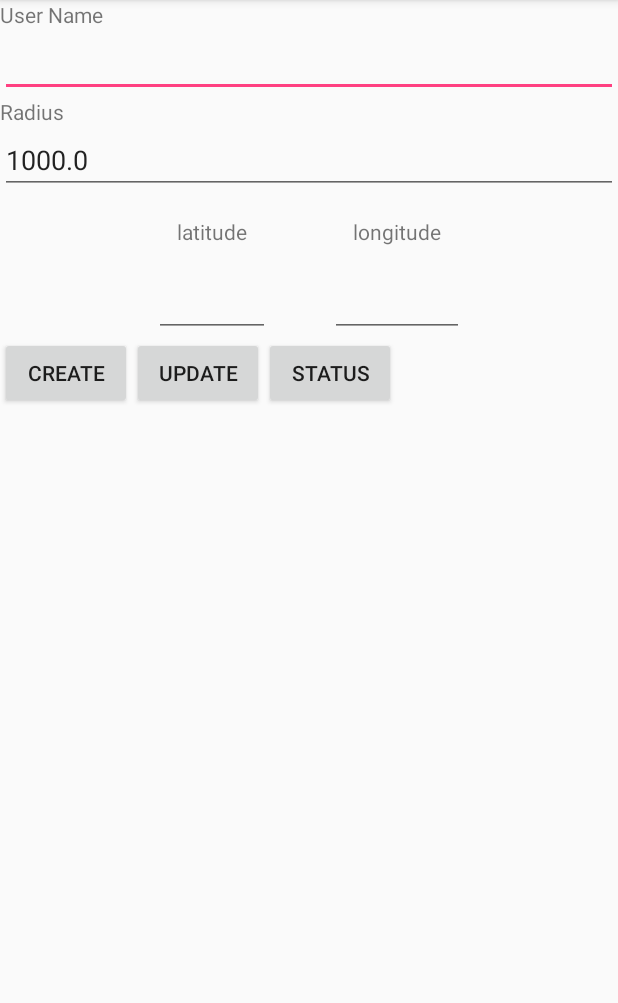
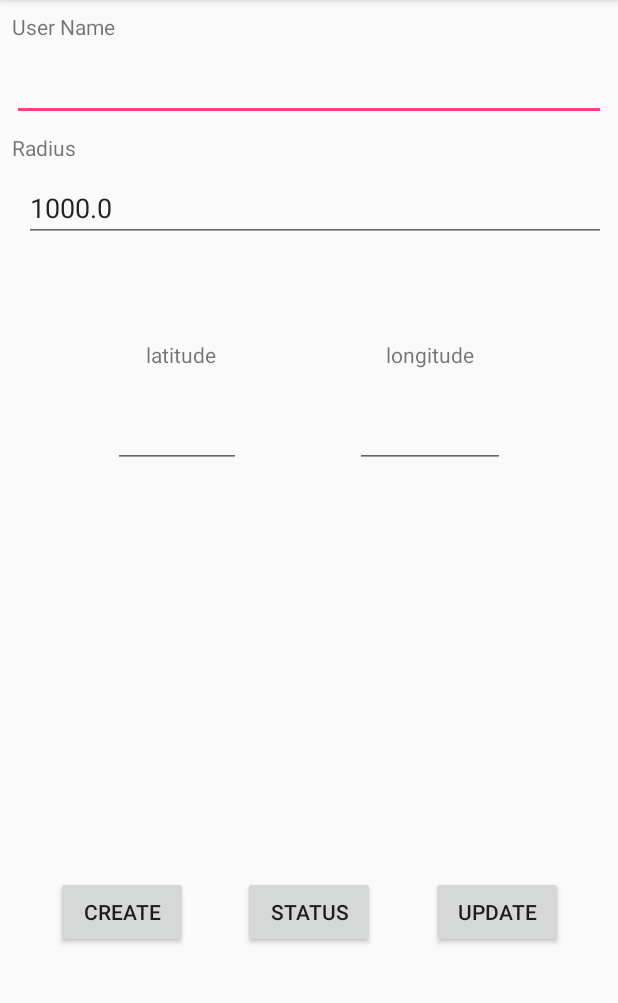
Before and after one commit to thomasjudd/digital-leash-parent, an Android app: the screen it shows after launch (MainActivity), on a phone screen of 412 x 824 dp, the part 84-1087 px from its top. Run offline under Robolectric (Android 15) with nearby library versions, the phone set to English and light mode, and no system bars.

Commit message:
update to constraint layout, add network status check

```diff
--- a/app/src/main/AndroidManifest.xml
+++ b/app/src/main/AndroidManifest.xml
@@ -8,9 +8,9 @@
 
     <application
         android:allowBackup="true"
-        android:icon="@mipmap/ic_launcher"
+        android:icon="@drawable/ic_label_white_24dp"
         android:label="@string/app_name"
-        android:roundIcon="@mipmap/ic_launcher_round"
+        android:roundIcon="@drawable/ic_label_white_24dp"
         android:supportsRtl="true"
         android:theme="@style/AppTheme">
         <activity android:name=".MainActivity">
--- a/app/src/main/res/layout/fragment_parent.xml
+++ b/app/src/main/res/layout/fragment_parent.xml
@@ -1,111 +1,153 @@
-<LinearLayout xmlns:android="http://schemas.android.com/apk/res/android"
+<android.support.constraint.ConstraintLayout xmlns:android="http://schemas.android.com/apk/res/android"
+    xmlns:app="http://schemas.android.com/apk/res-auto"
     xmlns:tools="http://schemas.android.com/tools"
     android:layout_width="match_parent"
     android:layout_height="match_parent"
     android:id="@+id/parentFragmentContainer"
     tools:context="com.example.tom.digitalleashparent.ParentFragment"
-    android:orientation="vertical">
-
-    <LinearLayout
+    android:orientation="vertical"
+    tools:layout_editor_absoluteY="81dp"
+    tools:layout_editor_absoluteX="0dp">
+    <android.support.constraint.Guideline
+        android:id="@+id/buttonGuide"
+        android:layout_height="match_parent"
         android:layout_width="match_parent"
-        android:layout_height="wrap_content"
-        android:orientation="vertical">
+        android:orientation="horizontal"
+        app:layout_constraintGuide_percent="0.76"/>
 
     <TextView
         android:id="@+id/userNameTextView"
         android:text="User Name"
         android:layout_width="wrap_content"
-            android:layout_height="wrap_content" />
+        android:layout_height="wrap_content"
+        android:layout_marginLeft="8dp"
+        app:layout_constraintLeft_toLeftOf="parent"
+        app:layout_constraintTop_toTopOf="parent"
+        android:layout_marginTop="8dp" />
 
     <EditText
         android:id="@+id/userNameEditText"
-            android:layout_width="match_parent"
+        android:layout_width="0dp"
         android:layout_height="wrap_content"
         android:lines="5"
-            android:inputType="text"/>
+        android:inputType="text"
+        android:layout_marginTop="8dp"
+        app:layout_constraintTop_toBottomOf="@+id/userNameTextView"
+        android:layout_marginRight="8dp"
+        app:layout_constraintRight_toRightOf="parent"
+        android:layout_marginLeft="8dp"
+        app:layout_constraintLeft_toLeftOf="parent" />
 
     <TextView
         android:id="@+id/radiusTextView"
         android:layout_width="wrap_content"
         android:layout_height="wrap_content"
-            android:text="Radius" />
+        android:text="Radius"
+        android:layout_marginTop="8dp"
+        app:layout_constraintTop_toBottomOf="@+id/userNameEditText"
+        android:layout_marginLeft="8dp"
+        app:layout_constraintLeft_toLeftOf="parent" />
 
     <EditText
         android:id="@+id/radiusEditText"
-            android:layout_width="match_parent"
+        android:layout_width="0dp"
         android:layout_height="wrap_content"
         android:lines="5"
-            android:inputType="text"/>
-    </LinearLayout>
+        android:inputType="text"
+        android:layout_marginStart="16dp"
+        android:layout_marginEnd="8dp"
+        android:layout_marginTop="8dp"
+        app:layout_constraintTop_toBottomOf="@+id/radiusTextView"
+        android:layout_marginLeft="8dp"
+        app:layout_constraintLeft_toLeftOf="parent"
+        android:layout_marginRight="8dp"
+        app:layout_constraintRight_toRightOf="parent" />
 
-    <LinearLayout
-        android:layout_width="wrap_content"
-        android:layout_height="wrap_content"
-        android:layout_gravity="center_horizontal"
-        android:orientation="horizontal">
-
-    <LinearLayout
-        android:layout_width="match_parent"
-        android:layout_height="wrap_content"
-        android:orientation="vertical"
-        android:paddingRight="20dp"
-        android:layout_gravity="center_horizontal">
     <TextView
         android:id="@+id/latitudeTextView"
         android:layout_width="wrap_content"
         android:layout_height="wrap_content"
+        app:layout_constraintTop_toBottomOf="@id/radiusEditText"
+        app:layout_constraintLeft_toLeftOf="parent"
+        app:layout_constraintRight_toLeftOf="@id/longitudeTextView"
+        android:layout_marginTop="50dp"
         android:padding="15dp"
-            android:text="latitude" />
-        <EditText
-            android:id="@+id/latitudeEditText"
-            android:layout_width="match_parent"
-            android:layout_height="wrap_content"
-            android:inputType="numberDecimal"
-            android:lines="5"/>
-    </LinearLayout>
+        android:text="latitude"
+        tools:layout_editor_absoluteY="235dp"
+        tools:layout_editor_absoluteX="106dp" />
 
-    <LinearLayout
-        android:layout_width="wrap_content"
-        android:layout_height="wrap_content"
-        android:paddingLeft="20dp"
-        android:orientation="vertical">
     <TextView
         android:id="@+id/longitudeTextView"
 	    android:layout_width="wrap_content"
 	    android:layout_height="wrap_content"
+        app:layout_constraintTop_toBottomOf="@id/radiusEditText"
+        app:layout_constraintLeft_toRightOf="@id/latitudeEditText"
+        app:layout_constraintRight_toRightOf="parent"
+        android:layout_marginTop="50dp"
 	    android:padding="15dp"
-            android:text="longitude" />
+	    android:text="longitude"
+        tools:layout_editor_absoluteY="235dp"
+        tools:layout_editor_absoluteX="201dp" />
+
+    <EditText
+        android:id="@+id/latitudeEditText"
+        android:layout_width="85dp"
+        android:layout_height="wrap_content"
+        android:inputType="numberDecimal"
+        android:lines="10"
+        android:layout_marginTop="5dp"
+        app:layout_constraintHorizontal_chainStyle="spread"
+        app:layout_constraintTop_toBottomOf="@id/latitudeTextView"
+        app:layout_constraintLeft_toLeftOf="parent"
+        app:layout_constraintRight_toLeftOf="@id/longitudeEditText"
+        android:layout_marginStart="8dp"
+        android:layout_marginEnd="8dp"
+        tools:layout_editor_absoluteY="295dp"
+        tools:layout_editor_absoluteX="105dp" />
+
     <EditText
         android:id="@+id/longitudeEditText"
-            android:layout_width="match_parent"
+        android:layout_width="100dp"
         android:layout_height="wrap_content"
-            android:lines="5"
-            android:inputType="numberDecimal"/>
-    </LinearLayout>
-    </LinearLayout>
-
-    <LinearLayout
-        android:layout_width="match_parent"
-        android:layout_height="wrap_content"
-        android:layout_gravity="center_horizontal"
-        android:orientation="horizontal">
+        android:lines="10"
+        android:layout_marginTop="5dp"
+        android:inputType="numberDecimal"
+        app:layout_constraintTop_toBottomOf="@id/longitudeTextView"
+        app:layout_constraintLeft_toRightOf="@id/latitudeEditText"
+        app:layout_constraintRight_toRightOf="parent"
+        app:layout_constraintHorizontal_chainStyle="spread"
+        tools:layout_editor_absoluteY="295dp"
+        android:layout_marginRight="8dp"/>
 
     <Button
         android:id="@+id/createButton"
         android:layout_width="wrap_content"
         android:layout_height="wrap_content"
-            android:text="Create" />
+        android:text="Create"
+        app:layout_constraintHorizontal_chainStyle="spread"
+        app:layout_constraintTop_toBottomOf="@id/buttonGuide"
+        app:layout_constraintLeft_toLeftOf="parent"
+        app:layout_constraintRight_toLeftOf="@id/statusButton"/>
+    <Button
+        android:id="@+id/statusButton"
+        android:layout_width="wrap_content"
+        android:layout_height="wrap_content"
+        app:layout_constraintHorizontal_chainStyle="spread"
+        app:layout_constraintTop_toBottomOf="@id/buttonGuide"
+        app:layout_constraintLeft_toRightOf="@id/createButton"
+        app:layout_constraintRight_toLeftOf="@id/updateButton"
+        android:text="Status"/>
 
     <Button
         android:id="@+id/updateButton"
         android:layout_width="wrap_content"
         android:layout_height="wrap_content"
-            android:text="Update" />
+        android:text="Update"
+        app:layout_constraintHorizontal_chainStyle="spread"
+        app:layout_constraintTop_toBottomOf="@id/buttonGuide"
+        app:layout_constraintLeft_toRightOf="@id/statusButton"
+        app:layout_constraintRight_toRightOf="parent"/>
 
-        <Button
-            android:id="@+id/statusButton"
-            android:layout_width="wrap_content"
-            android:layout_height="wrap_content"
-            android:text="Status" />
-    </LinearLayout>
-</LinearLayout>
+
+
+</android.support.constraint.ConstraintLayout>
--- /dev/null
+++ b/app/src/main/res/values/ids.xml
@@ -0,0 +1,8 @@
+<?xml version="1.0" encoding="utf-8"?>
+<resources>
+    <item type="id" name="longitudeTextView"/>
+    <item type="id" name="latitudeEditText"/>
+    <item type="id" name="longitudeEditText"/>
+    <item type="id" name="statusButton"/>
+    <item type="id" name="updateButton"/>
+</resources>
```
Also changed, not shown: app/src/main/java/com/example/tom/digitalleashparent/ParentFragment.java (+46 -13 lines), app/src/main/java/com/example/tom/digitalleashparent/StatusFragment.java (+4 -3 lines), app/src/main/res/layout/fragment_status.xml (+24 -7 lines), app/src/main/res/drawable-hdpi/ic_label_white_24dp.png (added), app/src/main/res/drawable-mdpi/ic_label_white_24dp.png (added), app/src/main/res/drawable-xhdpi/ic_label_white_24dp.png (added), app/src/main/res/drawable-xxhdpi/ic_label_white_24dp.png (added), app/src/main/res/drawable-xxxhdpi/ic_label_white_24dp.png (added). Lines whose indentation alone changed are shown as unchanged.
